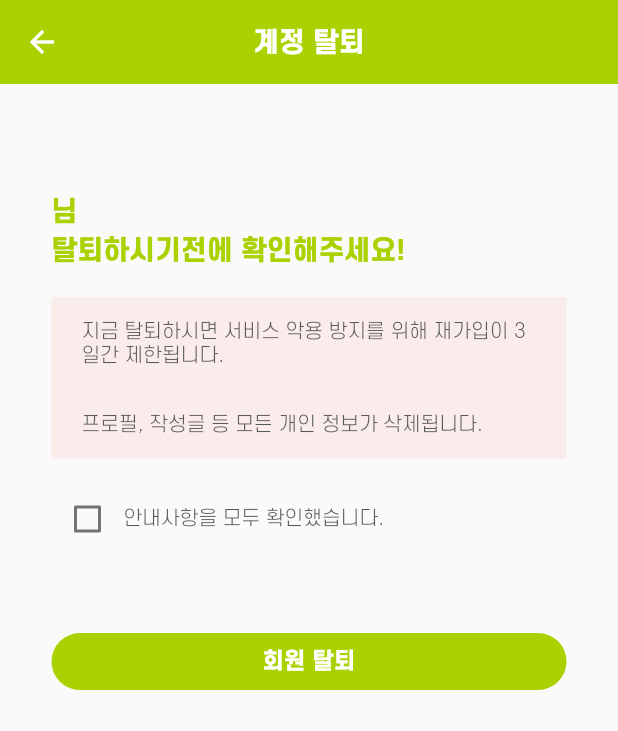
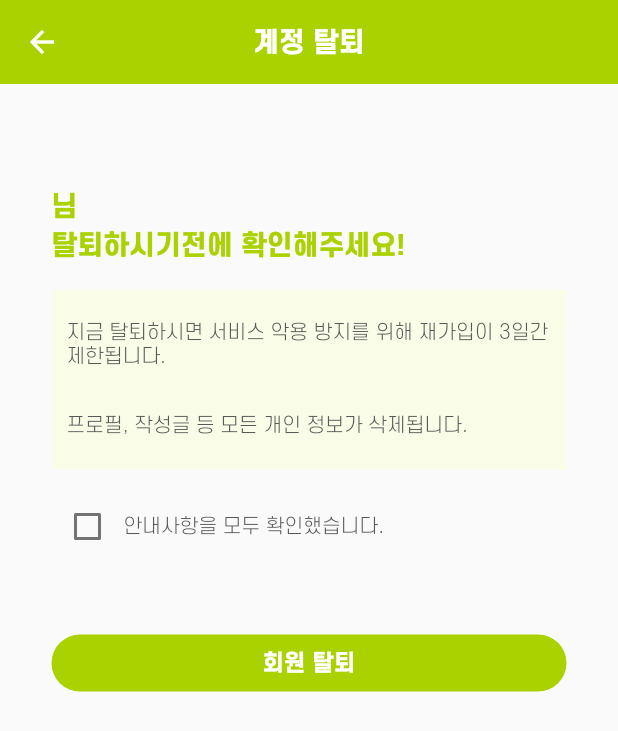
Before and after one commit to doubleS19/haemo-Front, a Flutter app: the DeleteAccountPage screen opened by its route, on a phone screen of 412 x 824 dp. Shown: the top 731 px of the screen. Run offline on Flutter 3.47's test engine with Material 2 defaults, Android fonts, the phone set to English and light mode, and no system bars; our stand-ins replace carousel_slider, cloud_firestore, custom_refresh_indicator, firebase_core, flutter_slidable, flutter_speed_dial and 7 more; missing offline and left inert: dart:ffi, textfield_tags; accounts and stored records are empty; network calls fail; statements that could not run were skipped.

Commit message:
feat: delete account 페이지 ui 수정

```diff
--- a/lib/common/color.dart
+++ b/lib/common/color.dart
@@ -39,4 +39,5 @@ class AppTheme {
   static var settingPageMenuTextColor = const Color(0xFF7F7E7E);
   static var settingPageMenuListTextColor = const Color(0xFF515151);
   static var settingPageDividerColor = const Color(0xFFF4F4F4);
+  static var settingPageAlarmBoxColor = const Color(0xFFF8FFDC).withOpacity(0.62);
 }
--- a/lib/common/theme.dart
+++ b/lib/common/theme.dart
@@ -46,6 +46,7 @@ class CustomThemes {
       const TextStyle(fontSize: 13.0, fontWeight: FontWeight.w300);
   static var deleteAccountPageButtonTextStyle = const TextStyle(
       color: Color(0XFFFFFFFF), fontSize: 15.0, fontWeight: FontWeight.bold);
+  static var alarmBoxColor = AppTheme.settingPageAlarmBoxColor;
 
   /// customDialog
   static var customDialogContentTextStyle = TextStyle(
--- a/lib/screens/page/delete_account_page.dart
+++ b/lib/screens/page/delete_account_page.dart
@@ -4,6 +4,7 @@ import 'package:hae_mo/common/theme.dart';
 import 'package:hae_mo/screens/page/settings_page.dart';
 import 'package:shared_preferences/shared_preferences.dart';
 
+import '../../common/color.dart';
 import '../../utils/shared_preference.dart';
 import '../components/customAppBar.dart';
 
@@ -38,22 +39,33 @@ class DeleteAccountPage extends StatelessWidget {
                 Column(
                   crossAxisAlignment: CrossAxisAlignment.start,
                   children: [
-                    Padding(padding: const EdgeInsets.only(bottom: 5.0), child: Text("${PreferenceUtil.getString("nickname")}님",
-                        style: CustomThemes.deleteAccountPageTitleTextStyle)),
-                    Padding(padding: const EdgeInsets.only(bottom: 5.0), child: Text("탈퇴하시기전에 확인해주세요!",
-                        style: CustomThemes.deleteAccountPageTitleTextStyle)),
+                    Padding(
+                        padding: const EdgeInsets.only(bottom: 5.0),
+                        child: Text("${PreferenceUtil.getString("nickname")}님",
+                            style:
+                                CustomThemes.deleteAccountPageTitleTextStyle)),
+                    Padding(
+                        padding: const EdgeInsets.only(bottom: 5.0),
+                        child: Text("탈퇴하시기전에 확인해주세요!",
+                            style:
+                                CustomThemes.deleteAccountPageTitleTextStyle)),
                   ],
                 ),
                 Container(
-                    decoration: BoxDecoration(
-                        color: Color(0xFFFF9B9B).withOpacity(0.15)),
+                    width: MediaQuery.of(context).size.width / 1.2,
+                    padding: const EdgeInsets.symmetric(vertical: 6),
+                    decoration:
+                        BoxDecoration(color: CustomThemes.alarmBoxColor),
                     child: Column(
                       crossAxisAlignment: CrossAxisAlignment.start,
                       children: [
                         for (var text in deleteAccountAlarm)
-                          Padding(padding: EdgeInsets.symmetric(vertical: 15, horizontal: 20), child: Text(text,
-                              style: CustomThemes
-                                  .deleteAccountPageContentTextStyle)),
+                          Container(
+                              padding: const EdgeInsets.symmetric(
+                                  vertical: 15, horizontal: 10),
+                              child: Text("$text",
+                                  style: CustomThemes
+                                      .deleteAccountPageContentTextStyle)),
                       ],
                     )),
                 Row(children: [
@@ -66,7 +78,6 @@ class DeleteAccountPage extends StatelessWidget {
                       style: CustomThemes.deleteAccountPageContentTextStyle),
                 ]),
                 const SizedBox(height: 20),
-
                 GestureDetector(
                   onTap: () {},
                   child: Container(
```
